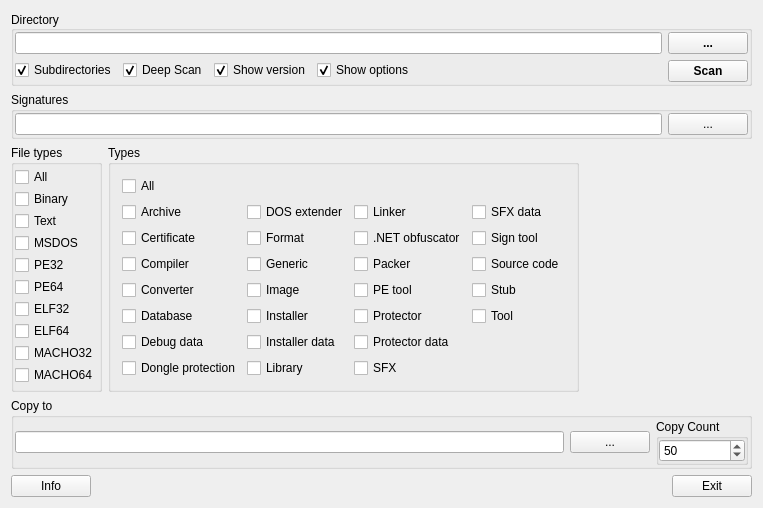
The window that gui_source/guimainwindow.ui (horsicq/DIE-sort) describes before a commit, drawn with Qt 5.
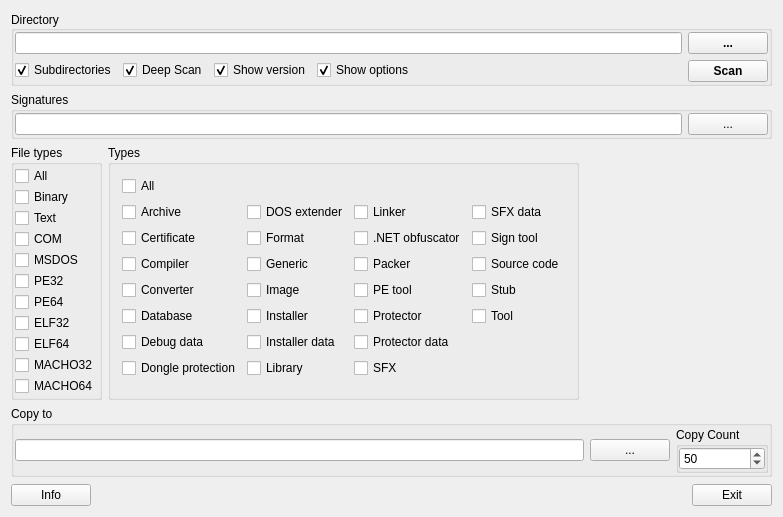
The same window after the commit.

```diff
--- a/gui_source/guimainwindow.ui
+++ b/gui_source/guimainwindow.ui
@@ -6,8 +6,8 @@
    <rect>
     <x>0</x>
     <y>0</y>
-    <width>763</width>
-    <height>466</height>
+    <width>783</width>
+    <height>517</height>
    </rect>
   </property>
   <property name="windowTitle">
@@ -212,6 +212,13 @@
            </property>
           </widget>
          </item>
+         <item>
+          <widget class="QCheckBox" name="checkBoxCOM">
+           <property name="text">
+            <string>COM</string>
+           </property>
+          </widget>
+         </item>
          <item>
           <widget class="QCheckBox" name="checkBoxMSDOS">
            <property name="text">
```
